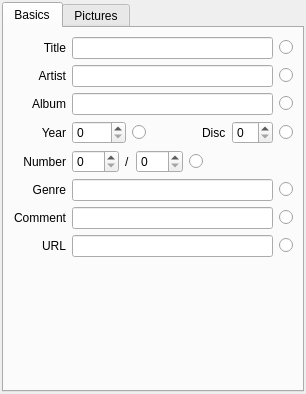
This is src/ui/EditorWidget.ui in sjuvonen/coquillo as Qt 5 draws it before an edit. The edited form follows.
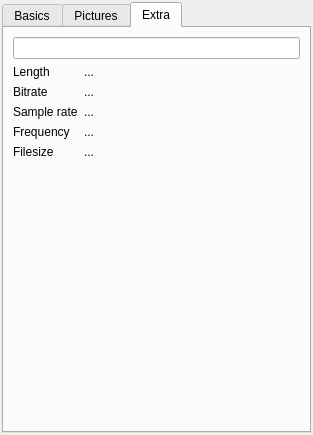
This is the edited form. The open tabs and pages were chosen to show the change.

Diff of the .ui file:
```diff
--- a/src/ui/EditorWidget.ui
+++ b/src/ui/EditorWidget.ui
@@ -6,8 +6,8 @@
    <rect>
     <x>0</x>
     <y>0</y>
-    <width>306</width>
-    <height>394</height>
+    <width>313</width>
+    <height>435</height>
    </rect>
   </property>
   <property name="windowTitle">
@@ -257,7 +257,7 @@
        <item row="5" column="1">
         <widget class="QLineEdit" name="genre"/>
        </item>
-       <item row="8" column="1">
+       <item row="11" column="1">
         <spacer name="verticalSpacer">
          <property name="orientation">
           <enum>Qt::Vertical</enum>
@@ -517,6 +517,109 @@
        </item>
       </layout>
      </widget>
+     <widget class="QWidget" name="extra">
+      <attribute name="title">
+       <string>Extra</string>
+      </attribute>
+      <layout class="QVBoxLayout" name="verticalLayout_3">
+       <item>
+        <widget class="QLineEdit" name="lineEdit"/>
+       </item>
+       <item>
+        <layout class="QGridLayout" name="gridLayout_3">
+         <item row="0" column="0">
+          <widget class="QLabel" name="label_16">
+           <property name="text">
+            <string>Length</string>
+           </property>
+          </widget>
+         </item>
+         <item row="0" column="1">
+          <widget class="QLabel" name="label_21">
+           <property name="sizePolicy">
+            <sizepolicy hsizetype="Preferred" vsizetype="Preferred">
+             <horstretch>1</horstretch>
+             <verstretch>0</verstretch>
+            </sizepolicy>
+           </property>
+           <property name="text">
+            <string>...</string>
+           </property>
+          </widget>
+         </item>
+         <item row="1" column="0">
+          <widget class="QLabel" name="label_17">
+           <property name="text">
+            <string>Bitrate</string>
+           </property>
+          </widget>
+         </item>
+         <item row="1" column="1">
+          <widget class="QLabel" name="label_22">
+           <property name="text">
+            <string>...</string>
+           </property>
+          </widget>
+         </item>
+         <item row="2" column="0">
+          <widget class="QLabel" name="label_18">
+           <property name="text">
+            <string>Sample rate</string>
+           </property>
+          </widget>
+         </item>
+         <item row="2" column="1">
+          <widget class="QLabel" name="label_23">
+           <property name="text">
+            <string>...</string>
+           </property>
+          </widget>
+         </item>
+         <item row="3" column="0">
+          <widget class="QLabel" name="label_20">
+           <property name="text">
+            <string>Frequency</string>
+           </property>
+          </widget>
+         </item>
+         <item row="3" column="1">
+          <widget class="QLabel" name="label_24">
+           <property name="text">
+            <string>...</string>
+           </property>
+          </widget>
+         </item>
+         <item row="4" column="0">
+          <widget class="QLabel" name="label_19">
+           <property name="text">
+            <string>Filesize</string>
+           </property>
+          </widget>
+         </item>
+         <item row="4" column="1">
+          <widget class="QLabel" name="label_25">
+           <property name="text">
+            <string>...</string>
+           </property>
+          </widget>
+         </item>
+        </layout>
+       </item>
+       <item>
+        <spacer name="verticalSpacer_2">
+         <property name="orientation">
+          <enum>Qt::Vertical</enum>
+         </property>
+         <property name="sizeHint" stdset="0">
+          <size>
+           <width>20</width>
+           <height>40</height>
+          </size>
+         </property>
+        </spacer>
+       </item>
+      </layout>
+     </widget>
     </widget>
    </item>
   </layout>
```
Left out of the diff: 250 changed lines with no effect on the pictures.
